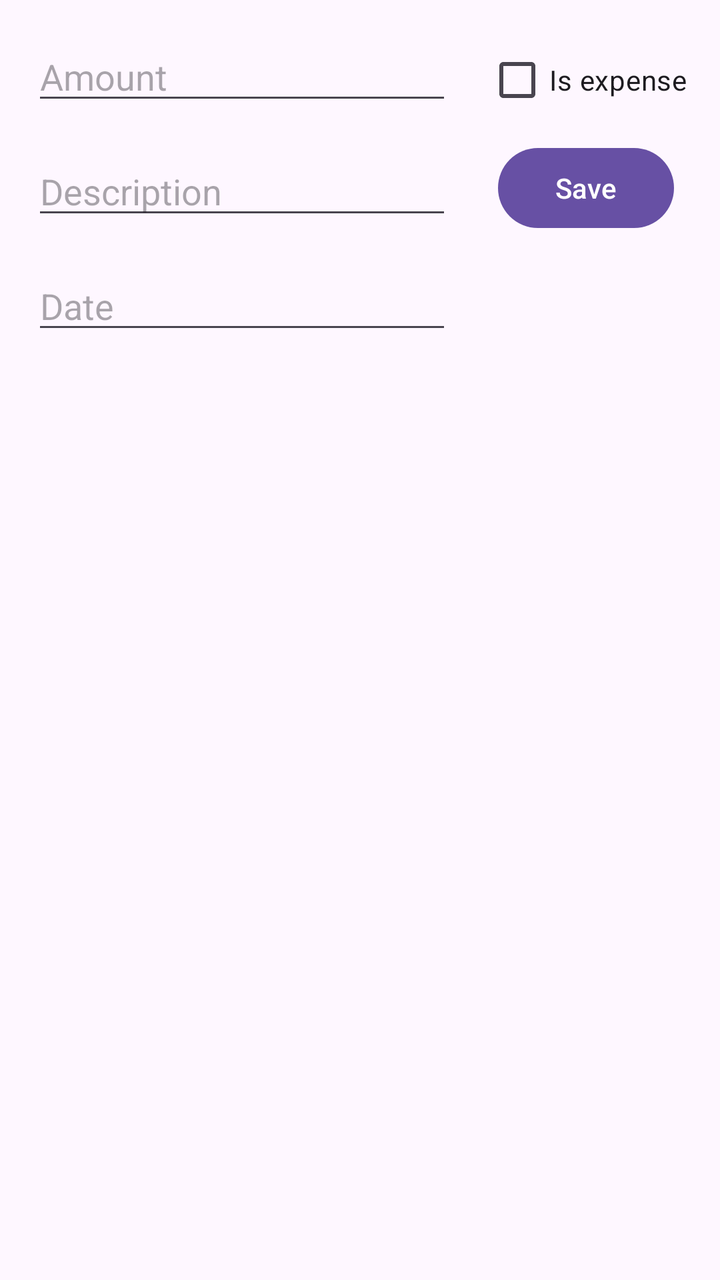
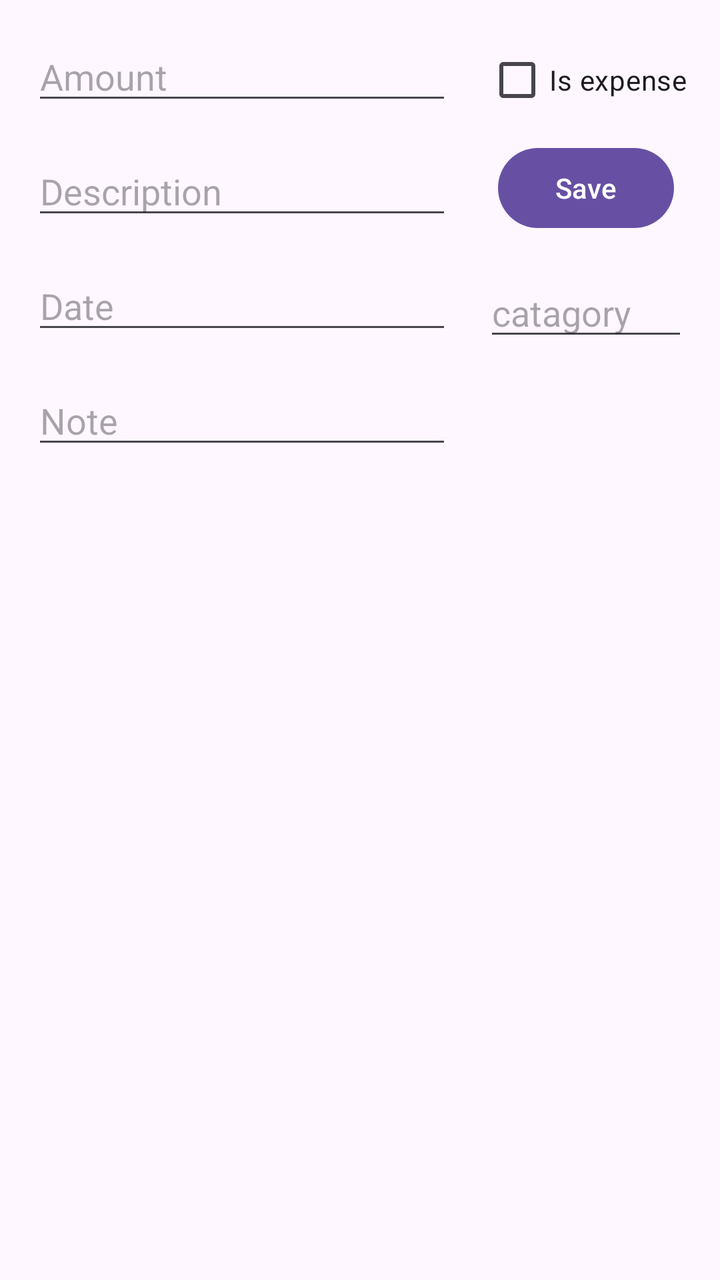

The first picture is an Android layout as it rendered before a commit; the second is the same layout after the commit. The layout source and the unified diff follow.
<!-- AndroidManifest.xml: application theme Theme.FinnanceApp -->
<!-- res/layout/add_transaction_dialog.xml -->
<?xml version="1.0" encoding="utf-8"?>
<androidx.constraintlayout.widget.ConstraintLayout xmlns:android="http://schemas.android.com/apk/res/android"
    xmlns:app="http://schemas.android.com/apk/res-auto"
    xmlns:tools="http://schemas.android.com/tools"
    android:layout_width="match_parent"
    android:layout_height="match_parent">

    <EditText
        android:id="@+id/TVAmountDialog"
        android:layout_width="wrap_content"
        android:layout_height="wrap_content"
        android:layout_marginStart="16dp"
        android:layout_marginTop="16dp"
        android:ems="10"
        android:inputType="number"
        android:hint="Amount"
        app:layout_constraintStart_toStartOf="parent"
        app:layout_constraintTop_toTopOf="parent" />

    <EditText
        android:id="@+id/TVShortDescriptionDialog"
        android:layout_width="0dp"
        android:layout_height="wrap_content"
        android:layout_marginStart="16dp"
        android:layout_marginTop="16dp"
        android:ems="10"
        android:inputType="text"
        android:hint="Description"
        app:layout_constraintStart_toStartOf="parent"
        app:layout_constraintTop_toBottomOf="@+id/TVAmountDialog" />

    <EditText
        android:id="@+id/TVDateDialog"
        android:layout_width="wrap_content"
        android:layout_height="wrap_content"
        android:layout_marginStart="16dp"
        android:layout_marginTop="16dp"
        android:ems="10"
        android:inputType="text"
        android:hint="Date"
        app:layout_constraintStart_toStartOf="parent"
        app:layout_constraintTop_toBottomOf="@+id/TVShortDescriptionDialog" />

    <Button
        android:id="@+id/BTNSaveTransactionDialog"
        android:layout_width="wrap_content"
        android:layout_height="wrap_content"
        android:layout_marginStart="24dp"
        android:layout_marginTop="70dp"
        android:layout_marginEnd="24dp"
        android:text="Save"
        app:layout_constraintEnd_toEndOf="parent"
        app:layout_constraintStart_toEndOf="@+id/TVShortDescriptionDialog"
        app:layout_constraintTop_toTopOf="parent" />

    <CheckBox
        android:id="@+id/CBIsExpenseDialog"
        android:layout_width="wrap_content"
        android:layout_height="wrap_content"
        android:layout_marginStart="24dp"
        android:layout_marginTop="16dp"
        android:layout_marginEnd="24dp"
        android:text="Is expense"
        app:layout_constraintEnd_toEndOf="parent"
        app:layout_constraintStart_toEndOf="@+id/TVAmountDialog"
        app:layout_constraintTop_toTopOf="parent" />
</androidx.constraintlayout.widget.ConstraintLayout>
<!-- resources referenced by this layout -->
<resources>
  <style name="Theme.FinnanceApp" parent="Base.Theme.FinnanceApp" />
  <style name="Base.Theme.FinnanceApp" parent="Theme.Material3.DayNight.NoActionBar">
          
          
      </style>
</resources>

<!-- the commit's change to res/layout/add_transaction_dialog.xml (unified diff, before → after) -->
@@ -36,10 +36,23 @@
         android:layout_marginStart="16dp"
         android:layout_marginTop="16dp"
         android:ems="10"
-        android:inputType="text"
+        android:inputType="date"
         android:hint="Date"
         app:layout_constraintStart_toStartOf="parent"
         app:layout_constraintTop_toBottomOf="@+id/TVShortDescriptionDialog" />
+
+    <EditText
+        android:id="@+id/TVNotes"
+        android:layout_width="wrap_content"
+        android:layout_height="wrap_content"
+        android:layout_marginStart="16dp"
+        android:layout_marginTop="16dp"
+        android:ems="10"
+        android:hint="Note"
+        android:inputType="text"
+        app:layout_constraintStart_toStartOf="parent"
+        app:layout_constraintTop_toBottomOf="@id/TVDateDialog" />
+
 
     <Button
         android:id="@+id/BTNSaveTransactionDialog"
@@ -53,6 +66,20 @@
         app:layout_constraintStart_toEndOf="@+id/TVShortDescriptionDialog"
         app:layout_constraintTop_toTopOf="parent" />
 
+    <EditText
+        android:id="@+id/ETCatagories"
+        android:layout_width="0dp"
+        android:layout_height="wrap_content"
+        android:layout_marginStart="16dp"
+        android:layout_marginTop="16dp"
+        android:layout_marginEnd="16dp"
+        android:ems="10"
+        android:hint="catagory"
+        android:inputType="text"
+        app:layout_constraintEnd_toEndOf="parent"
+        app:layout_constraintStart_toEndOf="@+id/TVNotes"
+        app:layout_constraintTop_toBottomOf="@id/BTNSaveTransactionDialog" />
+
     <CheckBox
         android:id="@+id/CBIsExpenseDialog"
         android:layout_width="wrap_content"
